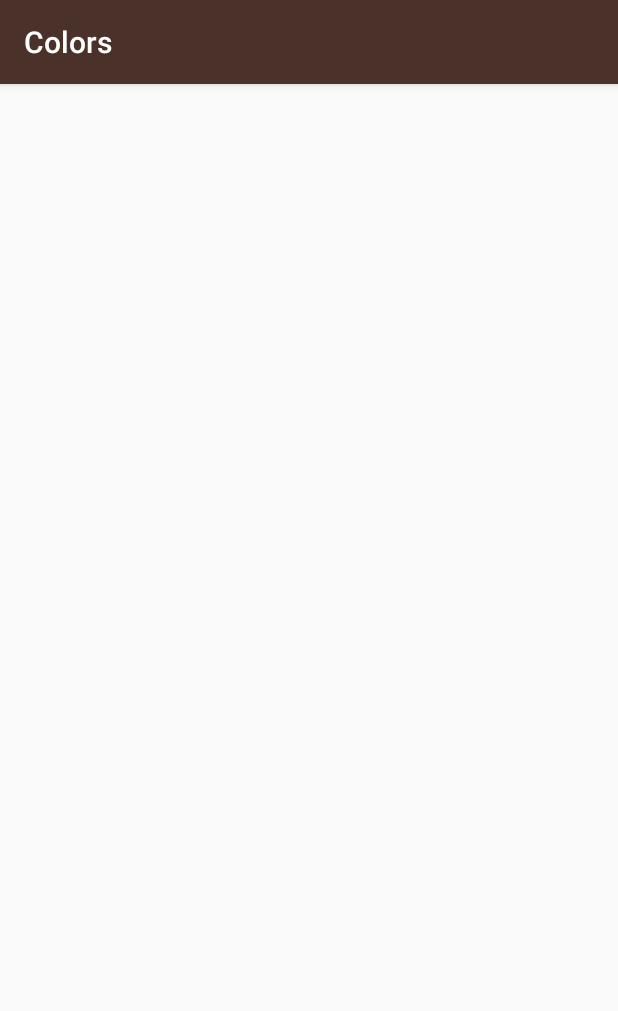
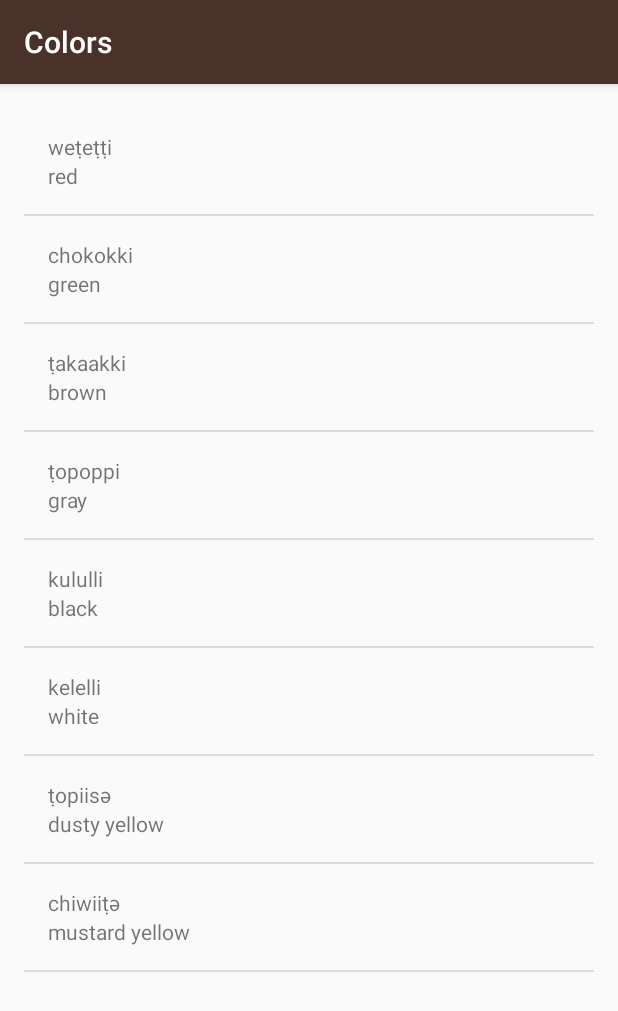
Before and after one commit to vbirdchong/udcMiwork, an Android app: the ColorsActivity screen opened directly, with no data from a screen before it, on a phone screen of 412 x 824 dp. Shown: the top 1011 px of the screen. Run offline under Robolectric (Android 15) with nearby library versions, the phone set to English and light mode, and no system bars.

Commit message:
add color WordAdapter

```diff
--- a/app/src/main/java/com/example/android/miwok/ColorsActivity.java
+++ b/app/src/main/java/com/example/android/miwok/ColorsActivity.java
@@ -2,6 +2,9 @@ package com.example.android.miwok;
 
 import android.os.Bundle;
 import android.support.v7.app.AppCompatActivity;
+import android.widget.ListView;
+
+import java.util.ArrayList;
 
 /**
  * Created by chong chen on 2017/8/9.
@@ -13,5 +16,21 @@ public class ColorsActivity extends AppCompatActivity {
     protected void onCreate(Bundle savedInstanceState) {
         super.onCreate(savedInstanceState);
         setContentView(R.layout.activity_colors);
+
+        ArrayList<Word> words = new ArrayList<Word>();
+        words.add(new Word("red", "weṭeṭṭi"));
+        words.add(new Word("green", "chokokki"));
+        words.add(new Word("brown", "ṭakaakki"));
+        words.add(new Word("gray", "ṭopoppi"));
+        words.add(new Word("black", "kululli"));
+        words.add(new Word("white", "kelelli"));
+        words.add(new Word("dusty yellow", "ṭopiisә"));
+        words.add(new Word("mustard yellow", "chiwiiṭә"));
+
+        WordAdapter itemsAdapter = new WordAdapter(this, words);
+
+        ListView listView = (ListView) findViewById(R.id.list_colors);
+
+        listView.setAdapter(itemsAdapter);
     }
 }
--- a/app/src/main/res/layout/activity_colors.xml
+++ b/app/src/main/res/layout/activity_colors.xml
@@ -1,6 +1,8 @@
 <?xml version="1.0" encoding="utf-8"?>
-<RelativeLayout xmlns:android="http://schemas.android.com/apk/res/android"
+<ListView xmlns:android="http://schemas.android.com/apk/res/android"
     xmlns:tools="http://schemas.android.com/tools"
+    android:id="@+id/list_colors"
+    android:orientation="vertical"
     android:layout_width="match_parent"
     android:layout_height="match_parent"
     android:paddingBottom="@dimen/activity_vertical_margin"
@@ -9,4 +11,4 @@
     android:paddingTop="@dimen/activity_vertical_margin"
     tools:context="com.example.android.miwok.ColorsActivity">
 
-</RelativeLayout>
+</ListView>
```
